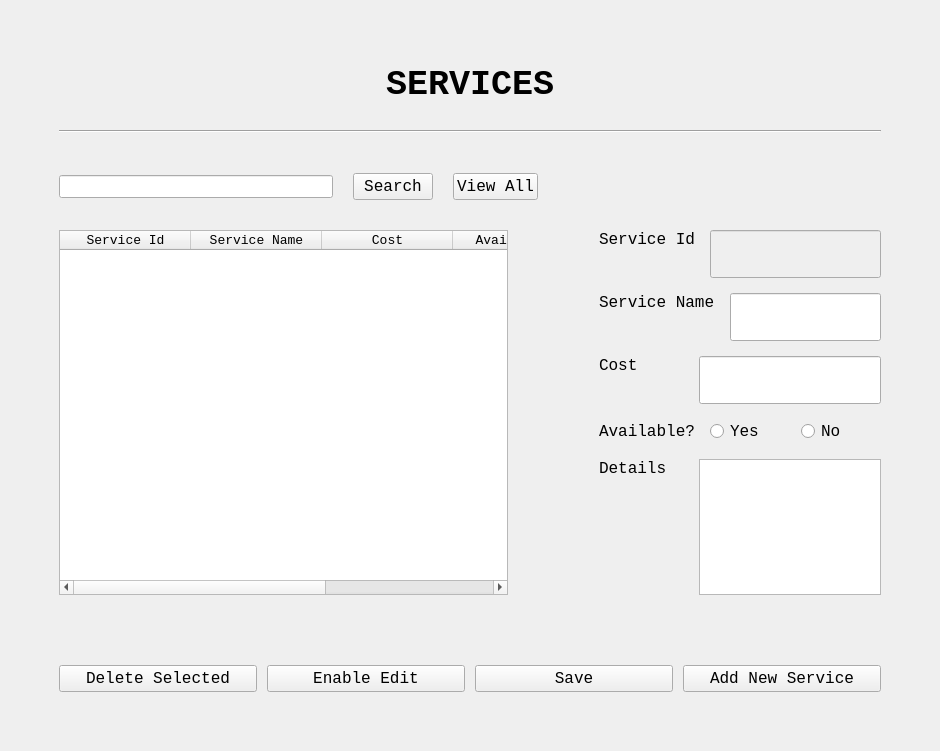
Above: ServiceUI.ui from ASNaeem/Simple-VCMS before the change. Below: the same form after it.
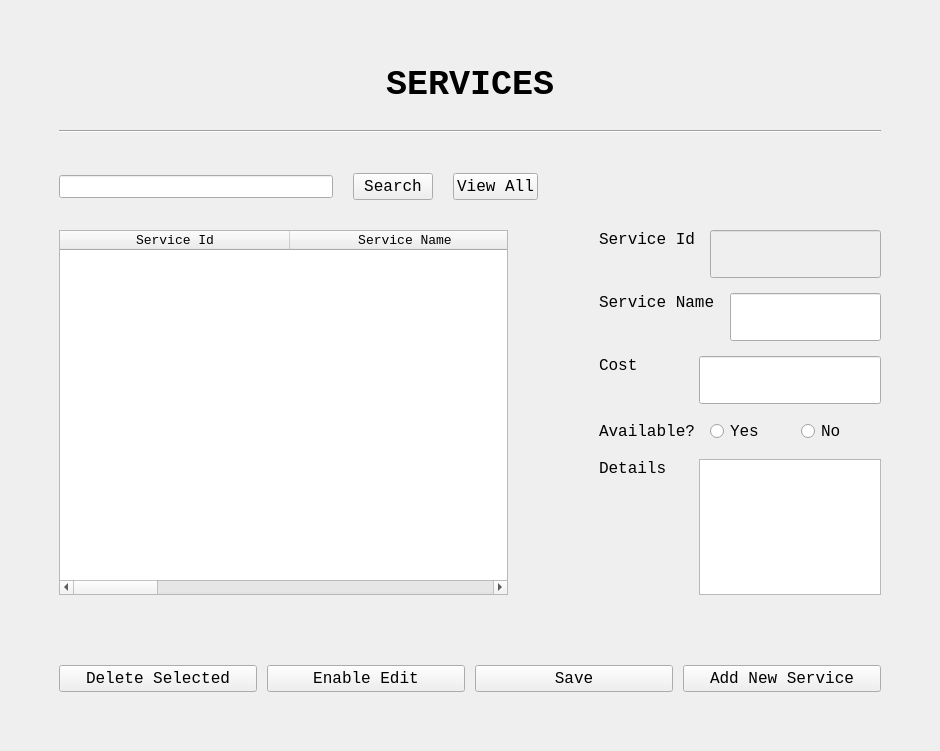
That is the form after the change.

What changed in the file:
```diff
--- a/ServiceUI.ui
+++ b/ServiceUI.ui
@@ -162,7 +162,7 @@
            </font>
           </property>
           <attribute name="horizontalHeaderDefaultSectionSize">
-           <number>131</number>
+           <number>230</number>
           </attribute>
           <column>
            <property name="text">
```
